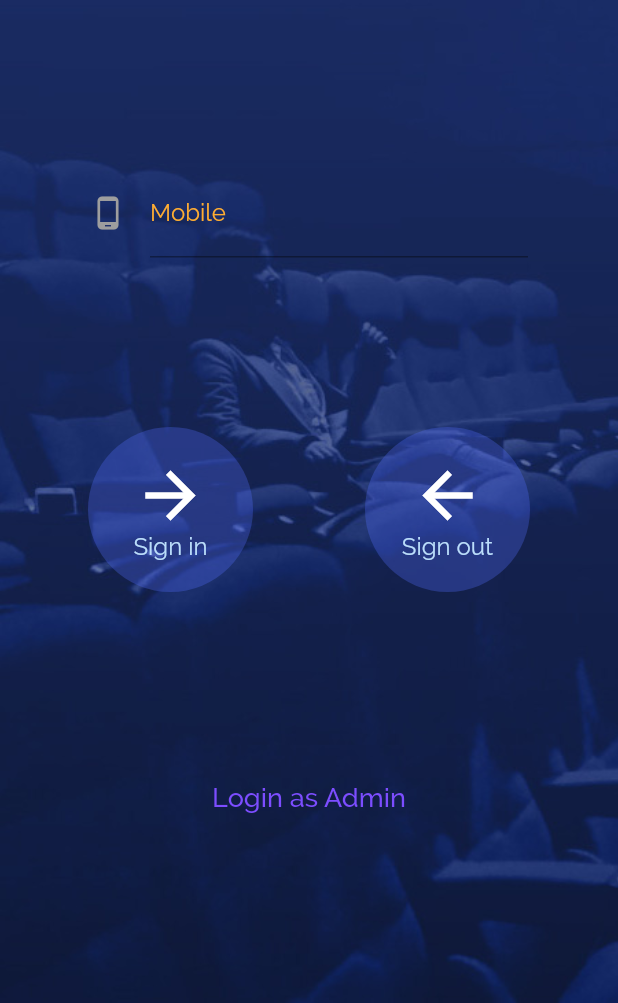
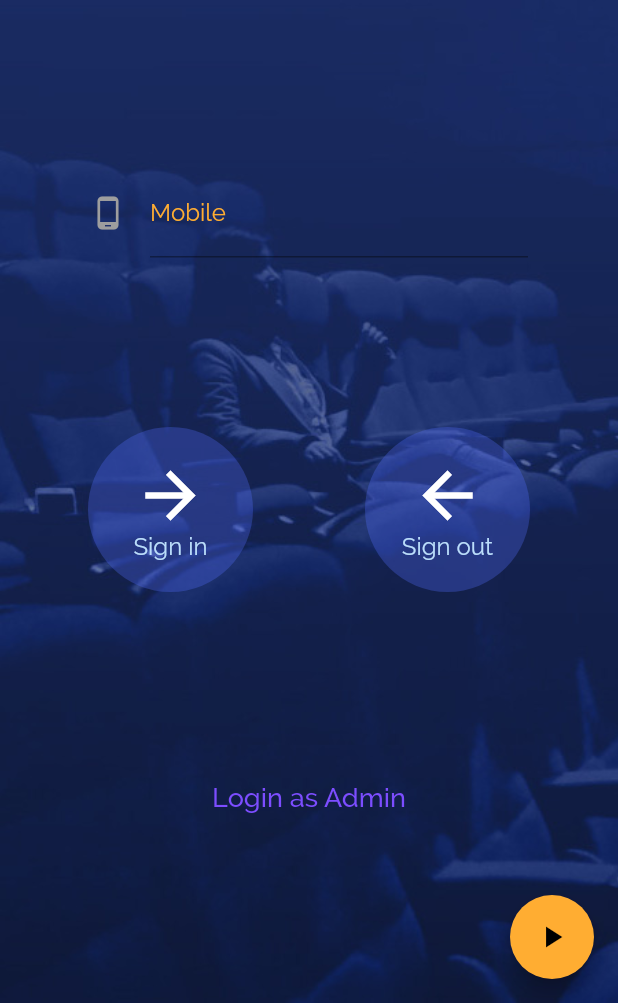
Before and after one commit to sanketwarule/visitor_manager, a Flutter app: the Home screen opened directly, on a phone screen of 412 x 824 dp, the part 233-1236 px from its top. Run offline on Flutter 3.47's test engine with Material 2 defaults, Android fonts, the phone set to English and light mode, and no system bars; our stand-ins replace bloc, cloud_firestore, equatable, firebase_auth, flutter_bloc; accounts and stored records are empty; statements that could not run were skipped.

```diff
--- a/lib/blocs/home/home_bloc.dart
+++ b/lib/blocs/home/home_bloc.dart
@@ -1,36 +1,47 @@
 import 'package:bloc/bloc.dart';
 import 'package:meta/meta.dart';
 import 'package:visitor_manager/blocs/home/home.dart';
+import 'package:visitor_manager/blocs/navigation/navigation.dart';
 import 'package:visitor_manager/models/models.dart';
+import 'package:visitor_manager/pages/register_screen.dart';
 import 'package:visitor_repository/visitor_repository.dart';
 
 class HomeBloc extends Bloc<HomeEvent, HomeState>{
 
   final VisitorsRepository _visitorsRepository;
 
-  HomeBloc({@required VisitorsRepository visitorsRepository}): assert(visitorsRepository != null),
-        _visitorsRepository = visitorsRepository;  @override
-  // TODO: implement initialState
+  HomeBloc({@required VisitorsRepository visitorsRepository, NavigationBloc navigationBloc}): assert(visitorsRepository != null),
+        _visitorsRepository = visitorsRepository;
 
-  HomeState get initialState => HomeLoaded();
+  @override
+  HomeState get initialState => HomeInitial();
 
   @override
   Stream<HomeState> mapEventToState(HomeEvent event) async*{
     // TODO: implement mapEventToState
-    switch(event.runtimeType){
-      case CheckIn:
-        yield* _mapCheckInToState(event);
-        break;
-      case CheckOut:
+    if(event is CheckIn) {
+      yield* _mapCheckInToState(event);
+    }else if (event is CheckOut){
         yield* _mapCheckOutToState();
-        break;
     }
   }
 
   Stream<HomeState> _mapCheckInToState(CheckIn event) async*{
-    _visitorsRepository.visitors().forEach((List<Visitor> vistor) {
-    });
+    print('inside is _mapCheckInToState');
+    yield HomeInitial();
+    bool isAlreadyRegistered = await _visitorsRepository.isAlreadyRegistered(event.visitor);
+    if(isAlreadyRegistered){
+      print('inside is if');
+      // yield the visitors pass screen
+//      _navigationBloc.dispatch(NavigateEvent());
+    yield AlreadyRegisteredState();
+    }else if(!isAlreadyRegistered){
+      // yield the registration screen
+      print('inside is else');
+      yield NavigateToRegisterState();
+//      _navigationBloc.dispatch(SnackBarEvent());
 
+    }
   }
 
   Stream<HomeState> _mapCheckOutToState() async*{
--- a/lib/blocs/home/home_state.dart
+++ b/lib/blocs/home/home_state.dart
@@ -7,21 +7,31 @@ abstract class HomeState extends Equatable{
   HomeState([List props = const []]) : super(props);
 }
 
-class HomeLoading extends HomeState{
+
+class HomeInitial extends HomeState{
 
   @override
   String toString() {
     // TODO: implement toString
-    return "HomeLoading";
+    return "HomeInitial";
   }
 
 }
 
-class HomeLoaded extends HomeState{
+class AlreadyRegisteredState extends HomeState{
 
   @override
   String toString() {
     // TODO: implement toString
-    return "HomeLoaded";
+    return "AlreadyRegisteredState";
   }
 }
+
+class NavigateToRegisterState extends HomeState{
+
+  @override
+  String toString() {
+    // TODO: implement toString
+    return "NavigateToRegisterState";
+  }
+}
--- /dev/null
+++ b/lib/blocs/navigation/navigation.dart
@@ -0,0 +1,3 @@
+export 'navigation_bloc.dart';
+export 'navigation_event.dart';
+export 'navigation_state.dart';
--- /dev/null
+++ b/lib/blocs/navigation/navigation_bloc.dart
@@ -0,0 +1,20 @@
+import 'package:bloc/bloc.dart';
+import 'package:visitor_manager/blocs/navigation/navigation_event.dart';
+import 'package:visitor_manager/blocs/navigation/navigation_state.dart';
+
+class NavigationBloc extends Bloc<NavigationEvent , NavigationState>{
+  @override
+  // TODO: implement initialState
+  NavigationState get initialState => InitialState();
+
+  @override
+  Stream<NavigationState> mapEventToState(NavigationEvent event) async*{
+    // TODO: implement mapEventToState
+    if(event is NavigateEvent){
+      yield NavigateState();
+    }else if (event is SnackBarEvent){
+      yield SnackBarState();
+    }
+  }
+
+}
--- /dev/null
+++ b/lib/blocs/navigation/navigation_event.dart
@@ -0,0 +1,18 @@
+import 'package:meta/meta.dart';
+import 'package:equatable/equatable.dart';
+
+class NavigationEvent extends Equatable{
+  NavigationEvent([List props = const []]) : super([props]);
+}
+
+class NavigateEvent extends NavigationEvent{
+
+  @override
+  String toString() => "NavigationEvent";
+}
+
+class SnackBarEvent extends NavigationEvent{
+
+  @override
+  String toString() => "SnackBarEvent";
+}
--- /dev/null
+++ b/lib/blocs/navigation/navigation_state.dart
@@ -0,0 +1,23 @@
+import 'package:meta/meta.dart';
+import 'package:equatable/equatable.dart';
+
+class NavigationState extends Equatable{
+  NavigationState([List props = const []]) : super([props]);
+}
+
+class InitialState extends NavigateState{
+  @override
+  String toString() => "InitialState";
+}
+
+class NavigateState extends NavigationState{
+
+  @override
+  String toString() => "NavigateState";
+}
+
+class SnackBarState extends NavigationState{
+
+  @override
+  String toString() => "SnackBarState";
+}
--- a/lib/pages/home.dart
+++ b/lib/pages/home.dart
@@ -2,8 +2,11 @@ import 'package:flutter/material.dart';
 import 'package:flutter_bloc/flutter_bloc.dart';
 import 'package:visitor_manager/assets.dart';
 import 'package:visitor_manager/blocs/blocs.dart';
+import 'package:visitor_manager/blocs/navigation/navigation.dart';
 import 'package:visitor_manager/models/models.dart';
+import 'package:visitor_manager/pages/register_screen.dart';
 import 'package:visitor_manager/pages/settings.dart';
+import 'package:visitor_repository/visitor_repository.dart';
 
 class Home extends StatefulWidget {
   @override
@@ -21,8 +24,8 @@ class _HomeState extends State<Home> {
   }
   @override
   Widget build(BuildContext context) {
-
-
+//    final _loginFormKey = GlobalKey<FormState>();
+    final homeBloc = BlocProvider.of<HomeBloc>(context);
     final backgroundImage = Image.asset(ImageAssets.backgroundImage,
       fit: BoxFit.cover,
     );
@@ -34,11 +37,15 @@ class _HomeState extends State<Home> {
         children: <Widget>[
           Text("Visitor App", style: TextStyle(fontFamily: 'Raleway',color: Theme.of(context).accentColor,fontStyle: FontStyle.normal,fontWeight: FontWeight.bold,fontSize: 36.0),),
 
+          Form(
+//            key: _loginFormKey,
+            child:
           Padding(
             padding: const EdgeInsets.symmetric(horizontal: 60.0),
-            child: TextFormField(controller: _mobileTextEditingController,
+            child: TextFormField(controller: _mobileTextEditingController,validator: mobileValidator,
               style: Theme.of(context).textTheme.subhead, maxLength: 10,
               buildCounter: (BuildContext context, { int currentLength, int maxLength, bool isFocused }) => null, keyboardType: TextInputType.phone, decoration: InputDecoration(icon: Icon(Icons.phone_android, color: Theme.of(context).iconTheme.color,), labelText: "Mobile", labelStyle: TextStyle(color: Theme.of(context).accentColor,decorationColor: Theme.of(context).accentColor)),),
+          ),
           ),
           Row(
             mainAxisAlignment: MainAxisAlignment.spaceEvenly,
@@ -57,9 +64,10 @@ class _HomeState extends State<Home> {
                   ),
                 ),
                 onPressed: (){
-
-
-
+//                  if(_loginFormKey.currentState.validate()) {
+                    homeBloc.dispatch(CheckIn(
+                        Visitor(_mobileTextEditingController.text.trim())));
+//                  }
                 },
               ),
 
@@ -92,14 +100,54 @@ class _HomeState extends State<Home> {
       ),
     );
 
-    return Scaffold(
-    body: Stack(
-    fit: StackFit.expand,
-    children: [
-    backgroundImage,
-    content,
-    ],
+    return
+    Scaffold(
+        body:
+
+        BlocListener<HomeBloc, HomeState>(
+          listener: (BuildContext context, HomeState state) {
+            print('inside BlocListener');
+            if (state is NavigateToRegisterState) {
+              print('inside Home Loaded');
+              Navigator.of(context).pushNamed('/checkIn');
+            }else if (state is AlreadyRegisteredState){
+              print('inside SnackBarState');
+              Scaffold.of(context).showSnackBar(SnackBar(content: Text("snackbar")));
+            }
+          },
+
+       child: BlocBuilder<HomeBloc, HomeState>(
+
+         builder:(context, state) {
+              return Stack(
+                fit: StackFit.expand,
+                children: [
+                  backgroundImage,
+                  content,
+                ],
+              );
+         }
+       ),
+    ),
+      floatingActionButton: Column(
+      crossAxisAlignment: CrossAxisAlignment.end,
+      mainAxisAlignment: MainAxisAlignment.end,
+      children: <Widget>[
+        FloatingActionButton(
+          child: Icon(Icons.play_arrow),
+          onPressed: () {
+            homeBloc.dispatch(CheckIn(Visitor(_mobileTextEditingController.text)));
+          },
+        ),
+      ],
     ),
     );
   }
+
+  String mobileValidator(String value){
+    if(value.isEmpty)
+      return 'Mobile number cannot be empty';
+
+  }
+
 }
--- a/lib/pages/register_screen.dart
+++ b/lib/pages/register_screen.dart
@@ -124,7 +124,7 @@ class _RegisterScreenState extends State<RegisterScreen> {
         onPressed: () {
           if (_formKey.currentState.validate()) {
             _formKey.currentState.save();
-            widget.onSave(_name, _mobile, _email, _host, _purpose, TimeOfDay.now().toString(), null, DateTime.now().toIso8601String());
+            widget.onSave(_name, _mobile, _email, _host, _purpose, TimeOfDay.now().toString(),"", DateTime.now().toIso8601String());
             Navigator.pop(context);
           }
         },
--- a/visitor_repository/lib/src/visitors_repository.dart
+++ b/visitor_repository/lib/src/visitors_repository.dart
@@ -10,4 +10,6 @@ abstract class VisitorsRepository{
 
   Stream<List<Visitor>> visitors();
 
+  Future<bool> isAlreadyRegistered(Visitor visitor);
+
 }
```
Also changed, not shown: lib/main.dart (+18 -15 lines), visitor_repository/lib/src/firebase_visitors_repository.dart (+13 -0 lines).
